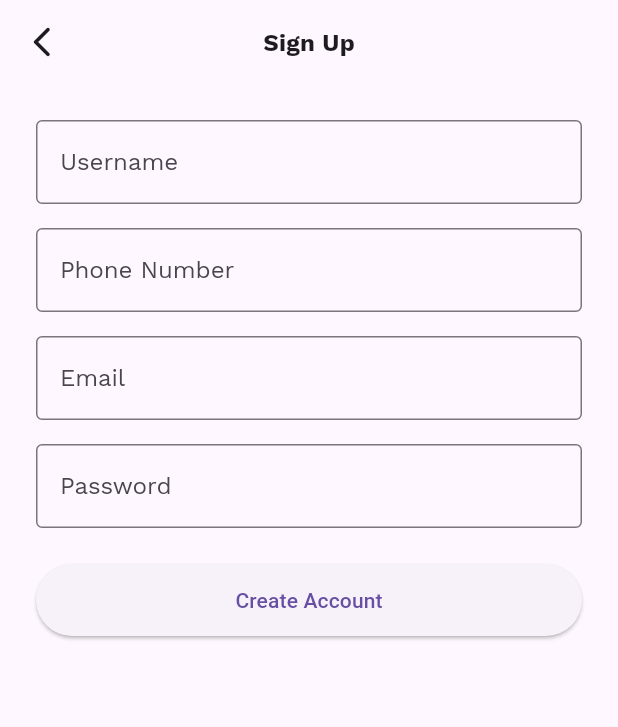
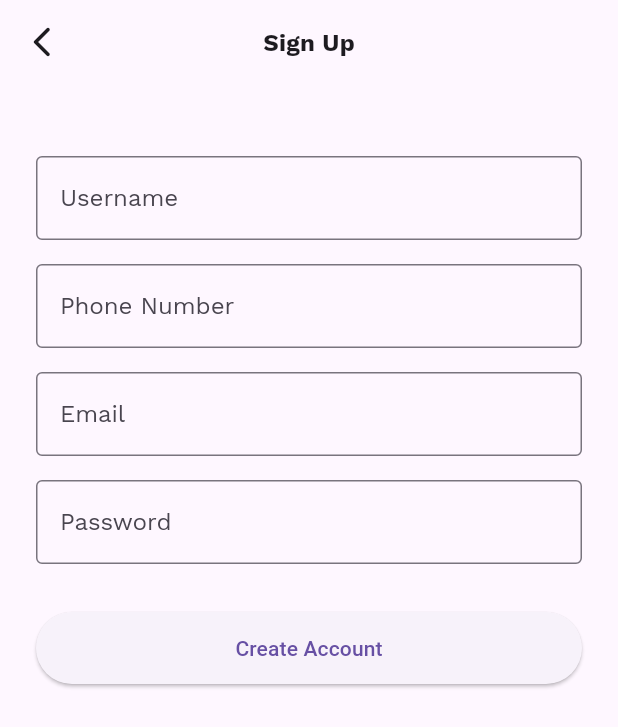
Before and after one commit to jiawei2000/first60Days, a Flutter app: the SignUpScreen screen opened directly, on a phone screen of 412 x 824 dp. Shown: the top 727 px of the screen. Run offline on Flutter 3.47's test engine with Material 3 defaults, Android fonts, the phone set to English and light mode, and no system bars; our stand-ins replace flutter_dotenv, font_awesome_flutter, jwt_decoder, table_calendar; project files that could hold a hidden picture were left out.

Commit message:
responsiveness fixed for faulty pages

```diff
--- a/frontend/template/lib/screens/signup_screen.dart
+++ b/frontend/template/lib/screens/signup_screen.dart
@@ -74,10 +74,14 @@ class _SignUpScreenState extends State<SignUpScreen> {
   Widget build(BuildContext context) {
     return Scaffold(
       appBar: AppBar(title: const Text("Sign Up")),
-      body: Padding(
+      body: SafeArea(
+        child: SingleChildScrollView(
           padding: const EdgeInsets.all(24),
+          keyboardDismissBehavior: ScrollViewKeyboardDismissBehavior.onDrag,
           child: Column(
+            crossAxisAlignment: CrossAxisAlignment.stretch,
             children: [
+              const SizedBox(height: 24),
               TextField(
                 controller: _usernameController,
                 decoration: const InputDecoration(
@@ -112,7 +116,7 @@ class _SignUpScreenState extends State<SignUpScreen> {
                   border: OutlineInputBorder(),
                 ),
               ),
-            const SizedBox(height: 24),
+              const SizedBox(height: 32),
               SizedBox(
                 width: double.infinity,
                 child: ElevatedButton(
@@ -125,7 +129,9 @@ class _SignUpScreenState extends State<SignUpScreen> {
                       : const Text("Create Account"),
                 ),
               ),
+              const SizedBox(height: 16),
             ],
+          ),
         ),
       ),
     );
```
Also changed, not shown: frontend/template/lib/screens/signin_screen.dart (+5 -8 lines), frontend/template/pubspec.lock. Lines whose indentation alone changed are shown as unchanged.
